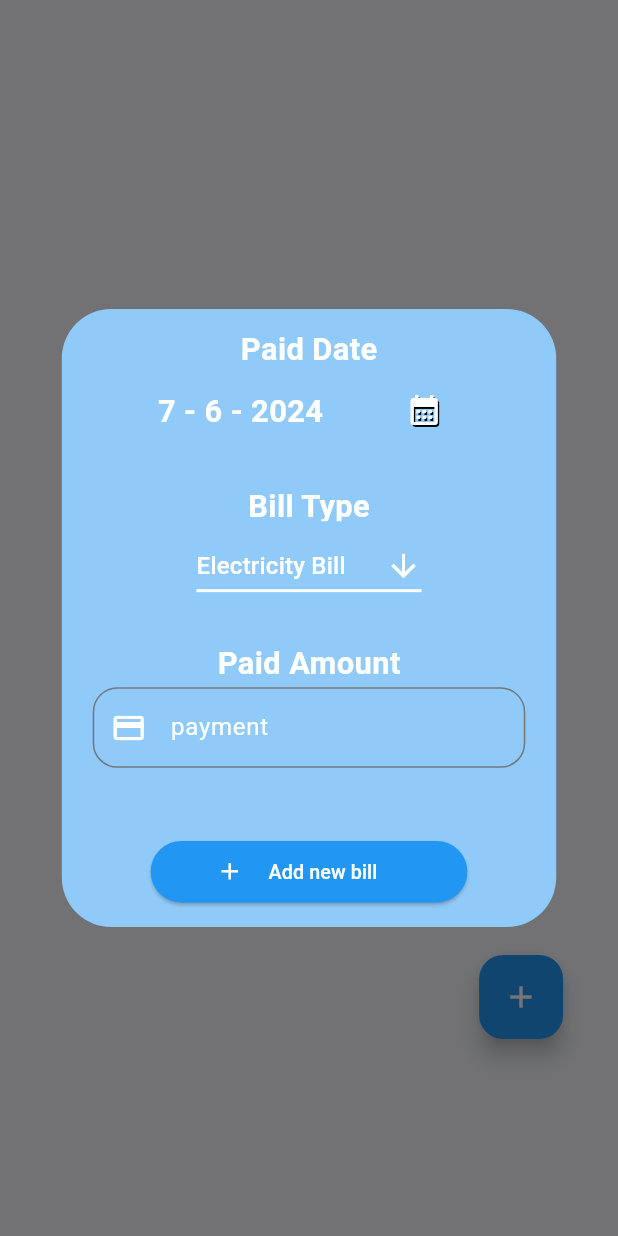
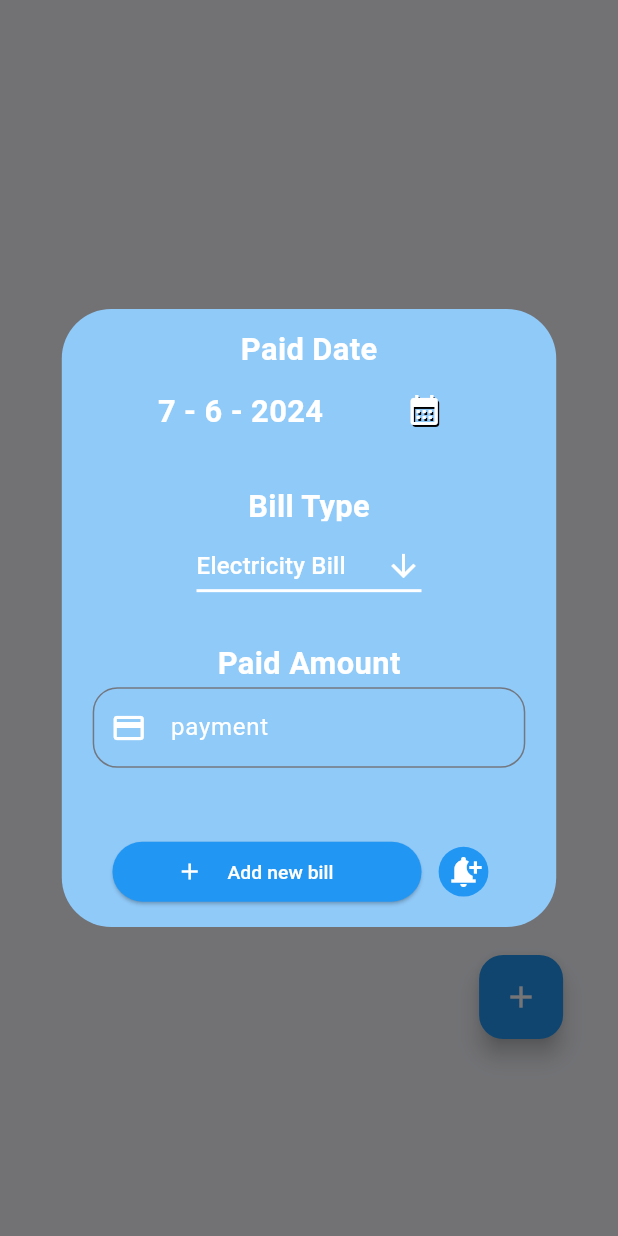
Before and after one commit to UmairRuman/home_manager, a Flutter app: the UtilityPage screen opened directly, after a tap on the "add" icon, on a phone screen of 412 x 824 dp. Run offline on Flutter 3.47's test engine with Material 3 defaults, Android fonts, the phone set to English and light mode, and no system bars; our stand-ins replace animated_notch_bottom_bar, connectivity_plus, flutter_local_notifications, flutter_riverpod, get_it, lottie and 3 more; accounts and stored records are empty.

Commit message:
app completed

```diff
--- a/lib/pages/common_app_widgets/common_button.dart
+++ b/lib/pages/common_app_widgets/common_button.dart
@@ -21,7 +21,7 @@ class AppCommonButton extends StatelessWidget {
         onPressed: onClick,
         style: ButtonStyle(
 
-          backgroundColor: MaterialStatePropertyAll(backgroundColor),
+          backgroundColor: WidgetStatePropertyAll(backgroundColor),
         ),
         child: Row(
           mainAxisAlignment: MainAxisAlignment.center,
--- a/lib/pages/groceries_page/widgets/add_new_item_dialog.dart
+++ b/lib/pages/groceries_page/widgets/add_new_item_dialog.dart
@@ -1,3 +1,5 @@
+// ignore_for_file: use_build_context_synchronously
+
 import 'package:flutter/material.dart';
 import 'package:flutter_project_home_manager/pages/groceries_page/controller/grocery_notifier.dart';
 import 'package:flutter_project_home_manager/pages/groceries_page/model/grocery_model.dart';
--- a/lib/pages/groceries_page/widgets/update_delete_button.dart
+++ b/lib/pages/groceries_page/widgets/update_delete_button.dart
@@ -12,10 +12,10 @@ class UpdateDeleteButton extends ConsumerWidget {
     return ElevatedButton(
         onPressed: onBtnTap,
         style: ButtonStyle(
-          elevation: MaterialStatePropertyAll(height * 0.1),
-          surfaceTintColor: const MaterialStatePropertyAll(Colors.white),
+          elevation: WidgetStatePropertyAll(height * 0.1),
+          surfaceTintColor: const WidgetStatePropertyAll(Colors.white),
           textStyle:
-              MaterialStatePropertyAll(TextStyle(color: Colors.blue.shade400)),
+              WidgetStatePropertyAll(TextStyle(color: Colors.blue.shade400)),
         ),
         child: Text(
           btnText,
--- a/lib/pages/profile_page/widgets/delete_account_button.dart
+++ b/lib/pages/profile_page/widgets/delete_account_button.dart
@@ -1,5 +1,4 @@
 import 'package:flutter/material.dart';
-import 'package:flutter/widgets.dart';
 import 'package:flutter_project_home_manager/pages/common_app_widgets/common_button.dart';
 import 'package:flutter_project_home_manager/pages/profile_page/controller/profile_page_controller.dart';
 import 'package:flutter_riverpod/flutter_riverpod.dart';
--- a/lib/pages/utilities_page/widgets/utility_page_dialog.dart
+++ b/lib/pages/utilities_page/widgets/utility_page_dialog.dart
@@ -1,4 +1,7 @@
+// ignore_for_file: use_build_context_synchronously
+
 import 'package:flutter/material.dart';
+import 'package:flutter_project_home_manager/pages/utilities_page/controller/utility_page_controller.dart';
 
 import 'package:flutter_project_home_manager/pages/utilities_page/widgets/add_button_in_dialog.dart';
 import 'package:flutter_project_home_manager/pages/utilities_page/widgets/date_picker_dialog.dart';
@@ -6,15 +9,18 @@ import 'package:flutter_project_home_manager/pages/utilities_page/widgets/dialog
 import 'package:flutter_project_home_manager/pages/utilities_page/widgets/drop_down_menu_button.dart';
 import 'package:flutter_project_home_manager/pages/utilities_page/widgets/payment_text_form_field.dart';
 import 'package:flutter_project_home_manager/pages/utilities_page/widgets/update_button_in_dialog.dart';
+import 'package:flutter_riverpod/flutter_riverpod.dart';
 
 enum DialogCallType { addNewBill, udateExistingBill }
-
-class UtiltiyPageDialog extends StatelessWidget {
+class UtiltiyPageDialog extends ConsumerWidget {
   final DialogCallType dialogCallType;
 
   const UtiltiyPageDialog({super.key, required this.dialogCallType});
   @override
-  Widget build(BuildContext context) {
+
+
+  Widget build(BuildContext context, WidgetRef ref) {
+    var notifier = ref.read(utilityPageProvider.notifier);
     var Size(:height, :width) = MediaQuery.sizeOf(context);
     return Center(
       child: SizedBox(
@@ -46,7 +52,10 @@ class UtiltiyPageDialog extends StatelessWidget {
                 const Spacer(flex: 4),
                 Expanded(
                     flex: 8,
-                    child: Builder(builder: (context) {
+                    child: Row(
+                      mainAxisAlignment: MainAxisAlignment.center,
+                      children: [
+                        Builder(builder: (context) {
                           return switch (dialogCallType) {
                             DialogCallType.addNewBill =>
                               AddItemDialogButton(dialogContext: context),
@@ -55,7 +64,38 @@ class UtiltiyPageDialog extends StatelessWidget {
                                 dialogContext: context,
                               ),
                           };
-                    })),
+                        }),
+                        InkWell(
+                          onTap: () async {
+                            var dateTime = await showDatePicker(
+                                context: context,
+                                initialDate: DateTime.now(),
+                                firstDate: DateTime.now(),
+                                lastDate: DateTime.now()
+                                    .add(const Duration(days: 3645)));
+                            var time = await showTimePicker(
+                                context: context,
+                                initialTime:
+                                    const TimeOfDay(hour: 12, minute: 00));
+                            if (dateTime != null) {
+                              var updatedDate = dateTime.copyWith(
+                                  hour: time?.hour ?? 12,
+                                  minute: time?.minute ?? 00);
+                              notifier.scheduleNotification(updatedDate);
+                            }
+                          },
+                          child: const Padding(
+                            padding: EdgeInsets.all(8.0),
+                            child: CircleAvatar(
+                                backgroundColor: Colors.blue,
+                                child: Icon(
+                                  Icons.notification_add,
+                                  color: Colors.white,
+                                )),
+                          ),
+                        ),
+                      ],
+                    )),
                 const Spacer(flex: 2),
               ],
             ),
--- a/pubspec.yaml
+++ b/pubspec.yaml
@@ -44,6 +44,8 @@ dependencies:
   animated_notch_bottom_bar: ^1.0.3
   sqflite: ^2.3.3+1
   path: ^1.9.0
+  flutter_local_notifications: ^17.1.2
+  timezone: ^0.9.3
 
 
 dev_dependencies:
```
Also changed, not shown: lib/main.dart (+5 -13 lines), lib/pages/utilities_page/controller/utility_page_controller.dart (+24 -11 lines), lib/services/notification_services/local_notifications.dart (added, +50 -0 lines), pubspec.lock, 3 other files. Lines whose indentation alone changed are shown as unchanged.
